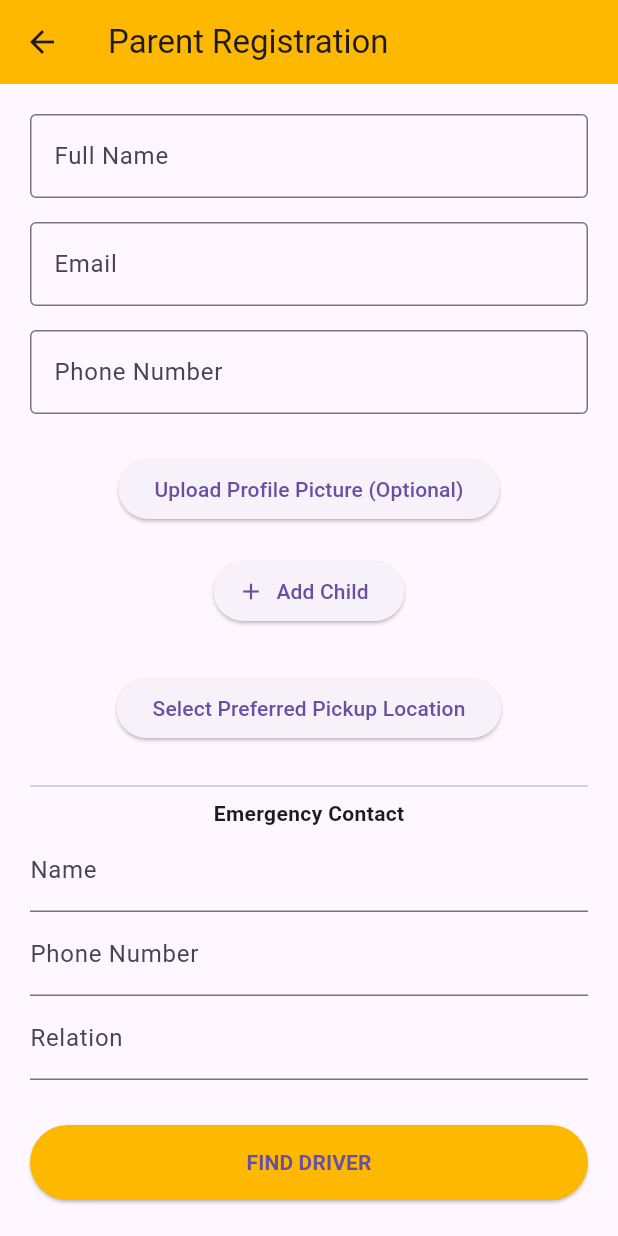
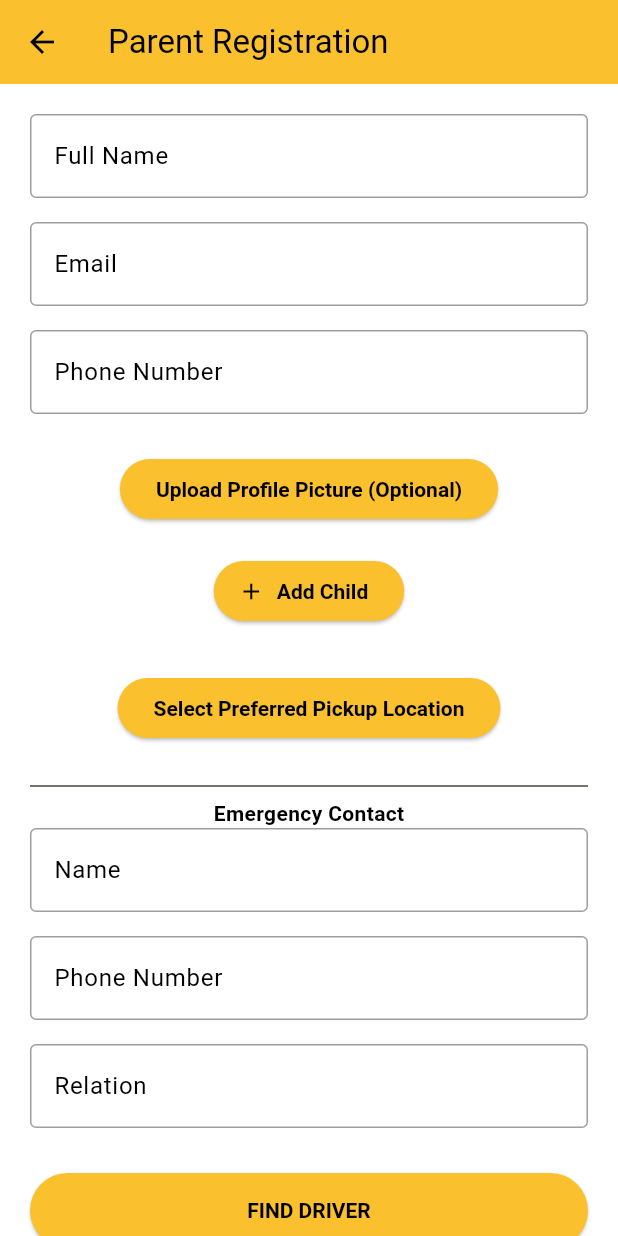
Before and after one commit to TahaaFatima/vanapp_frontend, a Flutter app: the screen it shows after launch, after a tap on "Register as Parent", on a phone screen of 412 x 824 dp. Run offline on Flutter 3.47's test engine with Material 3 defaults, Android fonts, the light colour scheme and no system bars; our stand-ins replace image_picker; network calls fail.

Commit message:
profile api added and updated endpoints of registration api

```diff
--- a/lib/main.dart
+++ b/lib/main.dart
@@ -1,5 +1,6 @@
 import 'package:flutter/material.dart';
 import 'screens/registration_selection_screen.dart';
+import 'screens/driver_profile_screen.dart';
 
 void main() {
   runApp(const MyApp());
@@ -12,7 +13,43 @@ class MyApp extends StatelessWidget {
   Widget build(BuildContext context) {
     return MaterialApp(
       debugShowCheckedModeBanner: false,
-      title: 'Registration Flow',
+      title: 'Van App',
+      theme: ThemeData(
+        scaffoldBackgroundColor: Colors.white,
+        primaryColor: Colors.yellow[700],
+        colorScheme: ColorScheme.fromSeed(
+          seedColor: Colors.yellow[700]!,
+          primary: Colors.yellow[700]!,
+          secondary: Colors.black,
+          brightness: Brightness.dark,
+        ),
+        appBarTheme: AppBarTheme(
+          backgroundColor: Colors.yellow[700],
+          foregroundColor: Colors.black,
+        ),
+        elevatedButtonTheme: ElevatedButtonThemeData(
+          style: ElevatedButton.styleFrom(
+            backgroundColor: Colors.yellow[700],
+            foregroundColor: Colors.black,
+            textStyle: const TextStyle(fontWeight: FontWeight.bold),
+          ),
+        ),
+        inputDecorationTheme: const InputDecorationTheme(
+          labelStyle: TextStyle(color: Colors.black),
+          enabledBorder: OutlineInputBorder(
+            borderSide: BorderSide(color: Colors.grey),
+          ),
+          focusedBorder: OutlineInputBorder(
+            borderSide: BorderSide(color: Colors.yellow),
+          ),
+          border: OutlineInputBorder(),
+        ),
+        textTheme: const TextTheme(
+          bodyLarge: TextStyle(color: Colors.black),
+          bodyMedium: TextStyle(color: Colors.black),
+          labelLarge: TextStyle(color: Colors.black),
+        ),
+      ),
       home: RegistrationSelectionScreen(),
     );
   }
--- a/lib/screens/driver_registration_screen.dart
+++ b/lib/screens/driver_registration_screen.dart
@@ -11,6 +11,7 @@ class DriverRegistrationScreen extends StatefulWidget {
 class _DriverRegistrationScreenState extends State<DriverRegistrationScreen> {
   final _formKey = GlobalKey<FormState>();
 
+  final TextEditingController nameController = TextEditingController();
   final TextEditingController phoneController = TextEditingController();
   final TextEditingController emailController = TextEditingController();
   final TextEditingController passwordController = TextEditingController();
@@ -38,6 +39,7 @@ class _DriverRegistrationScreenState extends State<DriverRegistrationScreen> {
     final uri = Uri.parse('http://10.0.2.2:3000/api/register/driver');
     final request = http.MultipartRequest('POST', uri);
 
+    request.fields['fullname'] = nameController.text;
     request.fields['phone'] = phoneController.text;
     request.fields['email'] = emailController.text;
     request.fields['password'] = passwordController.text;
@@ -81,6 +83,7 @@ class _DriverRegistrationScreenState extends State<DriverRegistrationScreen> {
           key: _formKey,
           child: Column(
             children: [
+              _textField(label: "Full Name", controller: nameController),
               _textField(label: "Phone Number", controller: phoneController),
               _textField(label: "Email", controller: emailController),
               _textField(label: "Password", controller: passwordController),
--- a/lib/screens/parent_registration_screen.dart
+++ b/lib/screens/parent_registration_screen.dart
@@ -48,6 +48,7 @@ class _ParentRegistrationScreenState extends State<ParentRegistrationScreen> {
         final TextEditingController schoolCtrl = TextEditingController();
 
         return AlertDialog(
+          backgroundColor: Colors.white, // Background of popup
           title: const Text("Add Child"),
           content: SingleChildScrollView(
             child: Column(
@@ -56,12 +57,18 @@ class _ParentRegistrationScreenState extends State<ParentRegistrationScreen> {
                     controller: nameCtrl,
                     decoration:
                         const InputDecoration(labelText: "Child’s Name")),
+              SizedBox(height: 16),
+
                 TextField(
                     controller: gradeCtrl,
                     decoration: const InputDecoration(labelText: "Grade")),
+              SizedBox(height: 16),
+
                 TextField(
                     controller: genderCtrl,
                     decoration: const InputDecoration(labelText: "Gender")),
+              SizedBox(height: 16),
+
                 TextField(
                     controller: schoolCtrl,
                     decoration:
@@ -134,12 +141,10 @@ class _ParentRegistrationScreenState extends State<ParentRegistrationScreen> {
 
   @override
   Widget build(BuildContext context) {
-    const primaryColor = Color(0xFFFFB800);
 
     return Scaffold(
       appBar: AppBar(
         title: const Text("Parent Registration"),
-        backgroundColor: primaryColor,
       ),
       body: SingleChildScrollView(
         padding: const EdgeInsets.all(20),
@@ -190,15 +195,19 @@ class _ParentRegistrationScreenState extends State<ParentRegistrationScreen> {
               const SizedBox(height: 20),
               const Divider(),
               const Text("Emergency Contact",
-                  style: TextStyle(fontWeight: FontWeight.bold)),
+                  style: TextStyle(fontWeight: FontWeight.bold )),
               TextFormField(
                 decoration: const InputDecoration(labelText: "Name"),
                 onChanged: (val) => emergencyName = val,
               ),
+              SizedBox(height: 16),
+
               TextFormField(
                 decoration: const InputDecoration(labelText: "Phone Number"),
                 onChanged: (val) => emergencyPhone = val,
               ),
+              SizedBox(height: 16),
+
               TextFormField(
                 decoration: const InputDecoration(labelText: "Relation"),
                 onChanged: (val) => emergencyRelation = val,
@@ -210,9 +219,8 @@ class _ParentRegistrationScreenState extends State<ParentRegistrationScreen> {
                 height: 50,
                 child: ElevatedButton(
                   onPressed: _submit,
-                  style: ElevatedButton.styleFrom(backgroundColor: primaryColor),
-                  child: const Text("FIND DRIVER",
-                      style: TextStyle(fontWeight: FontWeight.bold)),
+                  style: Theme.of(context).elevatedButtonTheme.style,
+                  child: const Text("FIND DRIVER"),
                 ),
               ),
             ],
--- a/lib/screens/registration_selection_screen.dart
+++ b/lib/screens/registration_selection_screen.dart
@@ -6,31 +6,34 @@ class RegistrationSelectionScreen extends StatelessWidget {
   @override
   Widget build(BuildContext context) {
     return Scaffold(
-      appBar: AppBar(title: Text("Register As")),
+      backgroundColor: Colors.white,
+      appBar: AppBar(
+        title: Text("Register As", style: TextStyle(color: Colors.black)),
+        backgroundColor: Colors.white,
+        iconTheme: IconThemeData(color: Colors.black),
+        elevation: 0,
+        centerTitle: true,
+      ),
       body: Padding(
         padding: const EdgeInsets.all(20.0),
         child: Column(
           mainAxisAlignment: MainAxisAlignment.center,
           children: [
-            ElevatedButton(
-              onPressed: () => Navigator.push(
+            _buildRegisterBox(
+              icon: Icons.person,
+              label: 'Register as Parent',
+              onTap: () => Navigator.push(
                 context,
                 MaterialPageRoute(builder: (_) => ParentRegistrationScreen()),
               ),
-              child: Padding(
-                padding: EdgeInsets.all(20),
-                child: Text("Register as Parent", style: TextStyle(fontSize: 18)),
-              ),
             ),
             SizedBox(height: 20),
-            ElevatedButton(
-              onPressed: () => Navigator.push(
+            _buildRegisterBox(
+              icon: Icons.local_taxi,
+              label: 'Register as Driver',
+              onTap: () => Navigator.push(
                 context,
                 MaterialPageRoute(builder: (_) => DriverRegistrationScreen()),
-              ),
-              child: Padding(
-                padding: EdgeInsets.all(20),
-                child: Text("Register as Driver", style: TextStyle(fontSize: 18)),
               ),
             ),
           ],
@@ -38,4 +41,40 @@ class RegistrationSelectionScreen extends StatelessWidget {
       ),
     );
   }
+
+  Widget _buildRegisterBox({
+    required IconData icon,
+    required String label,
+    required VoidCallback onTap,
+  }) {
+    return GestureDetector(
+      onTap: onTap,
+      child: Container(
+        width: double.infinity,
+        padding: EdgeInsets.all(20),
+        decoration: BoxDecoration(
+          color: Colors.yellow[700],
+          borderRadius: BorderRadius.circular(16),
+          border: Border.all(color: Colors.black, width: 2),
+        ),
+        child: Row(
+          children: [
+            Icon(icon, size: 70, color: Colors.black),
+            SizedBox(width: 20),
+            Expanded(
+              child: Text(
+                label,
+                style: TextStyle(
+                  fontSize: 20,
+                  fontWeight: FontWeight.bold,
+                  color: Colors.black,
+                ),
+              ),
+            ),
+            Icon(Icons.arrow_forward_ios, color: Colors.black)
+          ],
+        ),
+      ),
+    );
+  }
 }
```
Also changed, not shown: lib/screens/driver_profile_screen.dart (added, +141 -0 lines), assets/images/profile.png (added).
